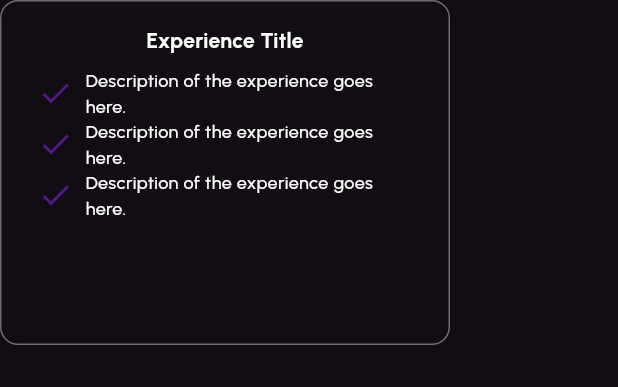
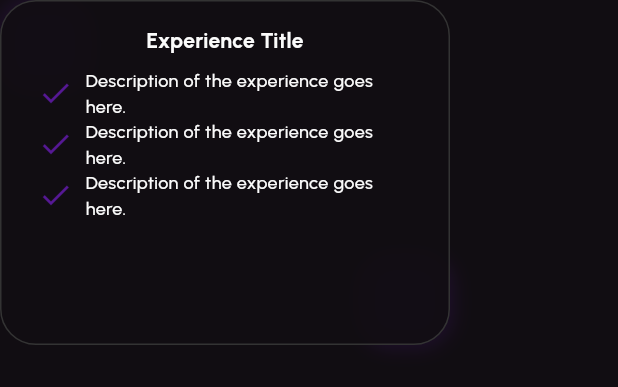
Before and after one commit to MauricioPamplonaR/MyPortafolio, a Flutter app: the ExperienceItem widget shown alone on an empty page, opened directly, on a phone screen of 412 x 824 dp. Shown: the top 387 px of the screen. Run offline on Flutter 3.47's test engine with Material 3 defaults, Android fonts, the phone set to English and light mode, and no system bars; our stand-ins replace dotted_line, flutter_riverpod, flutter_svg, gap, riverpod_annotation, shared_preferences; accounts and stored records are empty; generated files the repository leaves out were written again; network calls fail.

Commit message:
guardo antes de empezar a trabajar

```diff
--- a/lib/src/features/home/presentation/home_page.dart
+++ b/lib/src/features/home/presentation/home_page.dart
@@ -25,16 +25,16 @@ class HomePage extends StatelessWidget {
               constraints: BoxConstraints(maxWidth: Insets.maxWidth),
               child: CustomScrollView(
                 slivers: [
-                    SliverToBoxAdapter(child: SizedBox(height: 60)),
+                    SliverToBoxAdapter(child: SizedBox(height: 30)),
                     SliverToBoxAdapter(child: Padding(
-                      padding: EdgeInsets.symmetric(horizontal: context.insets.padding  ),
+                      padding: EdgeInsets.only(top: context.insets.padding, right: context.insets.padding, left: context.insets.padding),
                       child: HeroWidget(),
                     )),
                     SliverGap(context.insets.gap),
-                    SliverToBoxAdapter(child: SizedBox(height: 80)),
                     SliverToBoxAdapter(child: HomeProjectsList()),
                     SliverToBoxAdapter(child: SizedBox(height: 80)),
                     SliverToBoxAdapter(child: ExperiencesBody()),
+                    SliverToBoxAdapter(child: SizedBox(height: 80)),
                     TestimonioList(),
                     SliverToBoxAdapter(
                       child: MyFooter(),
--- a/lib/src/features/projects/presentation/project_item.dart
+++ b/lib/src/features/projects/presentation/project_item.dart
@@ -31,7 +31,7 @@ class ProjectItem extends StatelessWidget {
                   },
                   errorBuilder: (context, error, stackTrace) {
                     return Container(
-                      color: context.colorScheme.surfaceContainerHighest,
+                      color: context.colorScheme.onSurface.withValues(alpha: 0.1),
                       child: Icon(
                         Icons.image_not_supported,
                         color: context.colorScheme.onSurface.withValues(alpha: 0.5),
--- a/lib/src/widgets/language_swich.dart
+++ b/lib/src/widgets/language_swich.dart
@@ -50,7 +50,7 @@ class LanguageSwich extends ConsumerWidget {
             color: context.colorScheme.onSurface
           ),
           const Gap(4),
-          SEOText(Localizations.localeOf(context).languageCode == 'en' ? 'English' : 'Español', style: TextStyle(fontSize: 16, color: Colors.white)),
+          SEOText(Localizations.localeOf(context).languageCode == 'en' ? 'English' : 'Español', style: TextStyle(fontSize: 16, color: context.colorScheme.onSurface)),
         ],
       )
     );
@@ -73,7 +73,7 @@ class PopupLanguageSwichItem extends StatelessWidget {
       children: [
         SvgPicture.asset(icon, width: 18, height: 18),
         const Gap(8),
-        SEOText(language, style: TextStyle(fontSize: 16, color: Colors.white)),
+        SEOText(language, style: TextStyle(fontSize: 16, color: context.colorScheme.onSurface)),
         const SizedBox(width: 10),
       ],
     );
--- a/lib/src/widgets/my_app_bar.dart
+++ b/lib/src/widgets/my_app_bar.dart
@@ -61,7 +61,6 @@ class AppLogo extends StatelessWidget {
     return Text(
       'Portafolio',
        style: context.textStyle.titleLgBold,
-
       );
   }
 }
--- a/lib/src/widgets/styled_card.dart
+++ b/lib/src/widgets/styled_card.dart
@@ -1,6 +1,5 @@
 import 'package:flutter/material.dart';
 import 'package:portafolio_app_web/src/widgets/extensions.dart';
-
 
 class StyledCard extends StatefulWidget {
   const StyledCard({
@@ -10,12 +9,14 @@ class StyledCard extends StatefulWidget {
     this.padding,
     this.borderRadius,
     required this.child,
+    this.borderEffect = false,
   });
   final double? width;
   final double? height;
   final EdgeInsets? padding;
   final BorderRadius? borderRadius;
   final Widget child;
+  final bool borderEffect;
 
   @override
   State<StyledCard> createState() => _StyledCardState();
@@ -24,16 +25,51 @@ class StyledCard extends StatefulWidget {
 class _StyledCardState extends State<StyledCard> {
   @override
   Widget build(BuildContext context) {
-    return Container(
+    return Stack(
+      children: [
+        if (widget.borderEffect) ...[
+          _BorderShadow(),
+          Positioned(right: 0, bottom: 0, child: _BorderShadow()),
+        ],
+
+        Container(
           width: widget.width,
           height: widget.height,
           padding: widget.padding ?? EdgeInsets.all(context.insets.cardPadding),
           decoration: BoxDecoration(
-        color: context.colorScheme.surface.withValues(alpha: 0.25),
-        borderRadius: widget.borderRadius ?? BorderRadius.circular(12),
-        border: Border.all(color: context.colorScheme.onSurface.withValues(alpha: 0.4)),
+             border: Border.all(
+              color: context.colorScheme.outline,
+            ),
+            color: context.colorScheme.surface.withValues(alpha: 0.9),
+            borderRadius: widget.borderRadius ?? BorderRadius.circular(24),
+
           ),
           child: widget.child,
+        ),
+      ],
     );
   }
 }
+
+class _BorderShadow extends StatelessWidget {
+  const _BorderShadow(
+  );
+
+  @override
+  Widget build(BuildContext context) {
+    return Container(
+      width: 60,
+      height: 60,
+      decoration: BoxDecoration(
+        borderRadius: BorderRadius.all(Radius.circular(24)),
+        boxShadow: [
+          BoxShadow(
+            color: context.colorScheme.primary.withValues(alpha: 0.2),
+            blurRadius: 10,
+            spreadRadius: 2,
+          ),
+        ],
+      ),
+    );
+  }
+}
--- a/lib/styles/app_text_style.dart
+++ b/lib/styles/app_text_style.dart
@@ -63,7 +63,7 @@ class LargeTextStyle extends AppTextStyle {
 
   @override
   TextStyle get titleLgBold => const TextStyle(
-    fontSize: 36,
+    fontSize: 46,
     fontWeight: FontWeight.bold,
   );
 
```
Also changed, not shown: lib/src/features/home/presentation/experiences_body.dart (+39 -1 lines), lib/styles/app_theme.dart (+6 -6 lines). Lines whose indentation alone changed are shown as unchanged.
